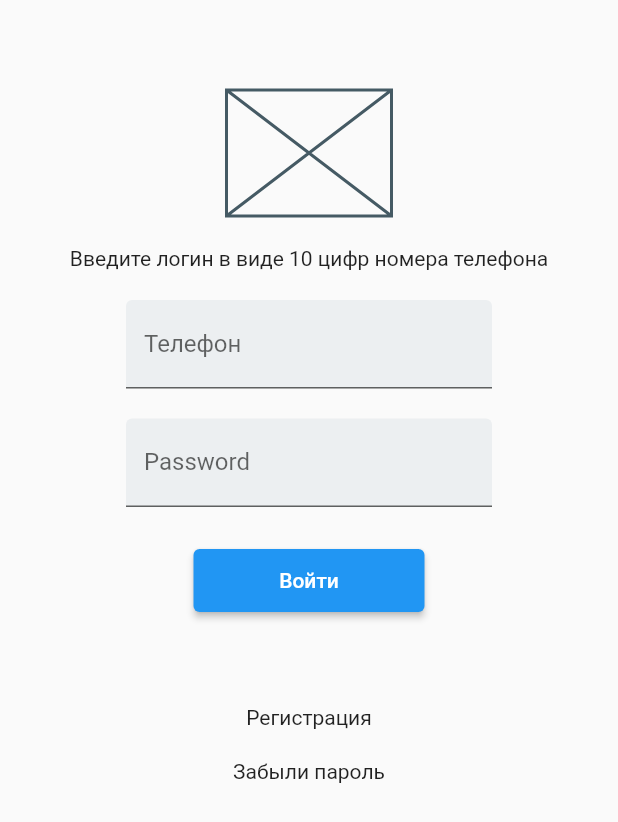
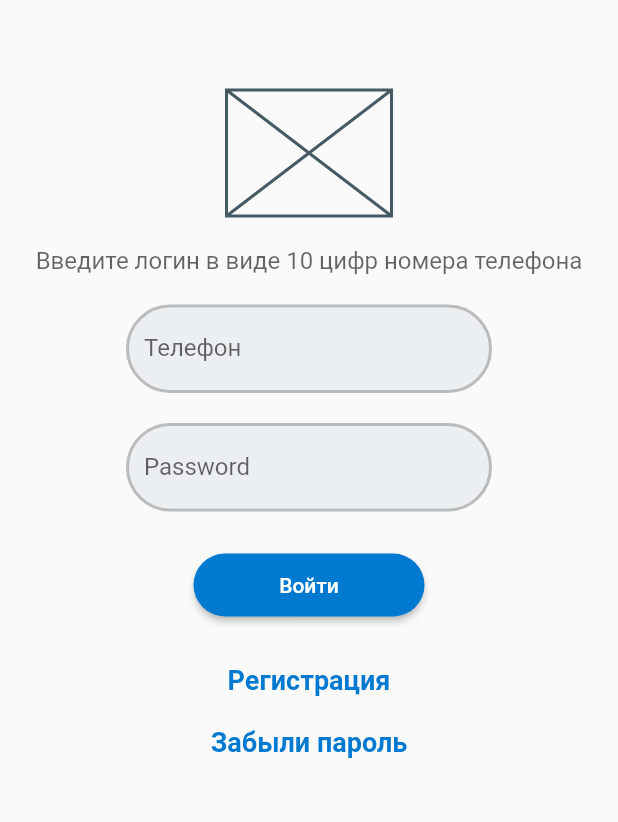
Before and after one commit to Mikhail-Martemyanov/auth_page, a Flutter app: the screen it shows after launch, on a phone screen of 412 x 824 dp. Shown: the top 822 px of the screen. Run offline on Flutter 3.47's test engine with Material 2 defaults, Android fonts, the phone set to English and light mode, and no system bars.

Commit message:
Добавлена стилизация виджетов формы авторизации

```diff
--- a/lib/main.dart
+++ b/lib/main.dart
@@ -10,6 +10,16 @@ class MyApp extends StatelessWidget {
   // This widget is the root of your application.
   @override
   Widget build(BuildContext context) {
+    const borderStyle = OutlineInputBorder(
+        borderRadius: BorderRadius.all(Radius.circular(36)),
+        borderSide: BorderSide(
+          color: const Color(0xFFbbbbbb), width: 2));
+    const linkTextStyle = TextStyle (
+        fontSize: 18,
+        fontWeight: FontWeight.bold,
+        color: Color(0xFF0079D0)
+    );
+
     return MaterialApp(
       home: Scaffold(
           body: Container(
@@ -18,13 +28,16 @@ class MyApp extends StatelessWidget {
               SizedBox(height: 60,),
               SizedBox(width: 110, height: 84, child: Placeholder(),),
               SizedBox(height: 20,),
-              Text('Введите логин в виде 10 цифр номера телефона'),
+              Text('Введите логин в виде 10 цифр номера телефона',
+              style: TextStyle(fontSize: 16, color: Color.fromRGBO(0, 0, 0, 0.6)),),
               SizedBox(height: 20,),
               const SizedBox(width: 244,
                 child: TextField(
                   decoration: InputDecoration(
                     filled: true,
                     fillColor: Color(0xFFeceff1),
+                    enabledBorder: borderStyle,
+                    focusedBorder: borderStyle,
                     labelText: 'Телефон',
                 ),
             ),
@@ -36,17 +49,31 @@ class MyApp extends StatelessWidget {
                   decoration: InputDecoration(
                     filled: true,
                     fillColor: Color(0xFFeceff1),
+                    enabledBorder: borderStyle,
+                    focusedBorder: borderStyle,
                     labelText: 'Password',
                   ),
                 ),
               ),
               SizedBox(height: 28,),
-              SizedBox(width: 154, height: 42, child: ElevatedButton(onPressed: () {}, child: Text('Войти'))),
-              SizedBox(height: 62,),
-              InkWell(child: Text('Регистрация'), onTap: () {} ),
+              SizedBox(width: 154, height: 42, child:
+                ElevatedButton(onPressed: () {},
+                    child: Text('Войти'),
+                  style: ElevatedButton.styleFrom(
+                    primary: Color(0xFF0079D0),
+                    shape: RoundedRectangleBorder(
+                      borderRadius: BorderRadius.circular(36.0),
+                    )
+                  ),
+                )
+              ),
+              SizedBox(height: 32,),
+              InkWell(child: const Text('Регистрация', style: linkTextStyle,
+              ),  onTap: () {} ),
 
               SizedBox(height: 20,),
-              InkWell(child: Text('Забыли пароль'), onTap: () {})
+              InkWell(child: const Text('Забыли пароль', style: linkTextStyle,
+              ), onTap: () {})
 
           ],)
       ),
```
